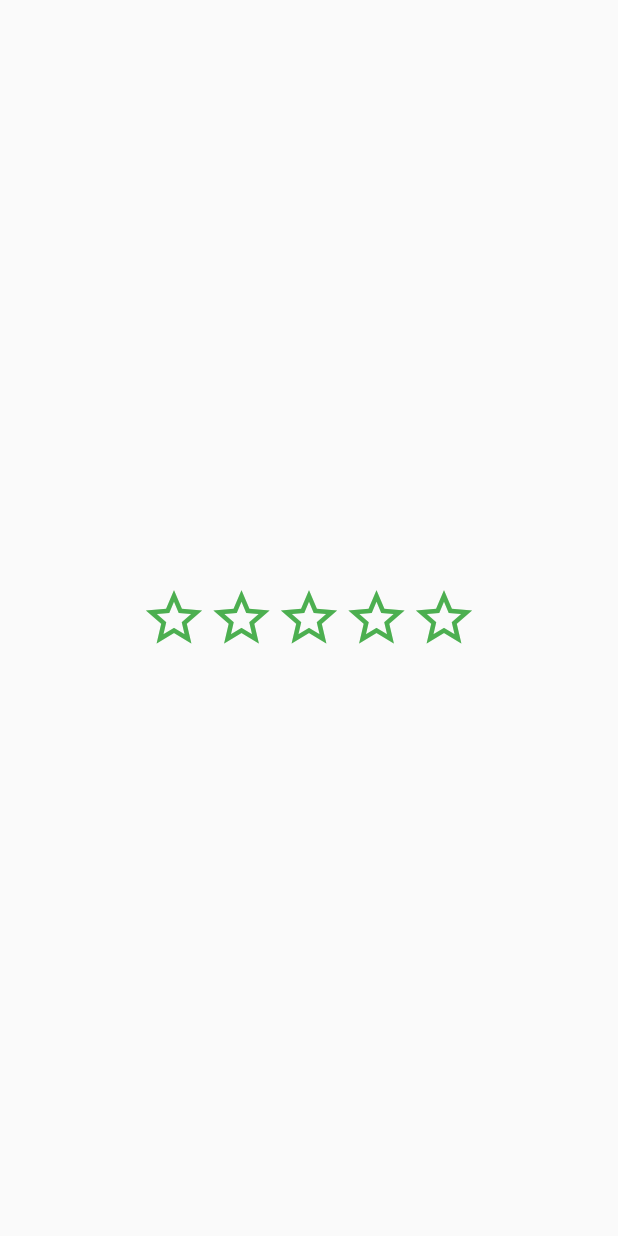
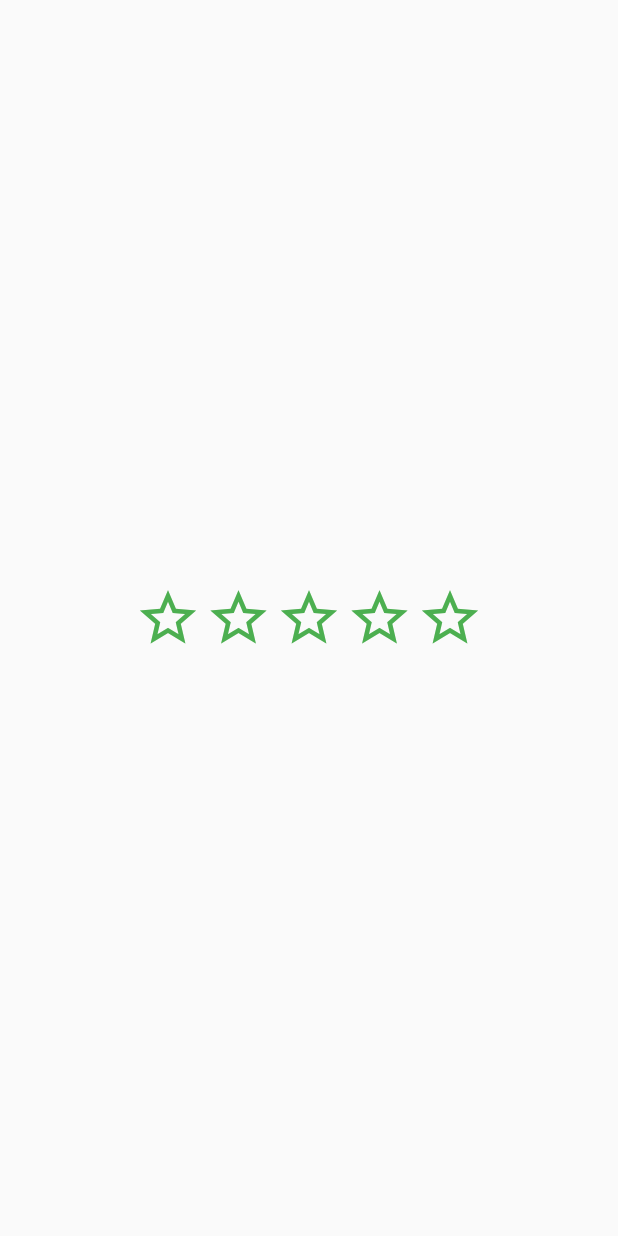
Before and after one commit to thangmam/smoothratingbar, a Flutter app: the screen it shows after launch, on a phone screen of 412 x 824 dp. Run offline on Flutter 3.47's test engine with Material 2 defaults, Android fonts, the phone set to English and light mode, and no system bars.

Commit message:
added spacing between stars updated updated pubspec version updated readme file updated changelog updtaed example file

```diff
--- a/example/lib/main.dart
+++ b/example/lib/main.dart
@@ -25,6 +25,7 @@ class _MyAppState extends State<MyApp> {
           rating: rating,
           size: 45,
           starCount: 5,
+          spacing: 2.0,
           onRatingChanged: (value) {
             setState(() {
               rating = value;
--- a/lib/smooth_star_rating.dart
+++ b/lib/smooth_star_rating.dart
@@ -1,6 +1,5 @@
 library smooth_star_rating;
 
-import 'package:flutter/material.dart';
 import 'package:flutter/material.dart';
 
 typedef void RatingChangeCallback(double rating);
@@ -13,6 +12,7 @@ class SmoothStarRating extends StatelessWidget {
   final Color borderColor;
   final double size;
   final bool allowHalfRating;
+  final double spacing;
 
   SmoothStarRating(
       {this.starCount = 5,
@@ -21,6 +21,7 @@ class SmoothStarRating extends StatelessWidget {
       this.color,
       this.borderColor,
       this.size,
+      this.spacing = 0.0,
       this.allowHalfRating = true}) {
     assert(this.rating != null);
   }
@@ -75,6 +76,7 @@ class SmoothStarRating extends StatelessWidget {
       color: Colors.transparent,
       child: new Wrap(
           alignment: WrapAlignment.start,
+          spacing: spacing,
           children: new List.generate(
               starCount, (index) => buildStar(context, index))),
     );
--- a/pubspec.yaml
+++ b/pubspec.yaml
@@ -1,6 +1,6 @@
 name: smooth_star_rating
 description: A smooth rating bar
-version: 1.0.2
+version: 1.0.3
 author: Thangmam <infimatet@gmail.com>
 homepage: https://github.com/thangmam/smoothratingbar.git
 
```
Also changed, not shown: pubspec.lock, 2 other files.
